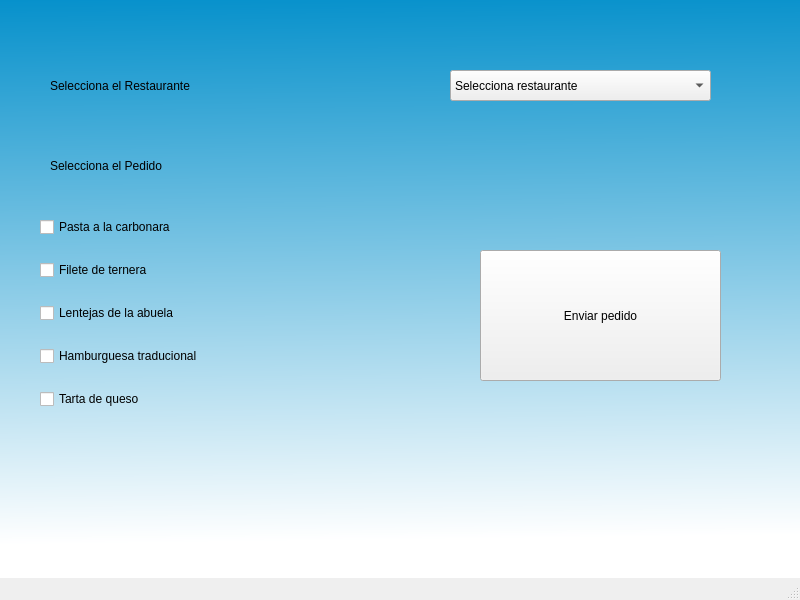
Old version of the form interfaces/PedidoW.ui in the repository Nachofc333/ProyectoCSI.
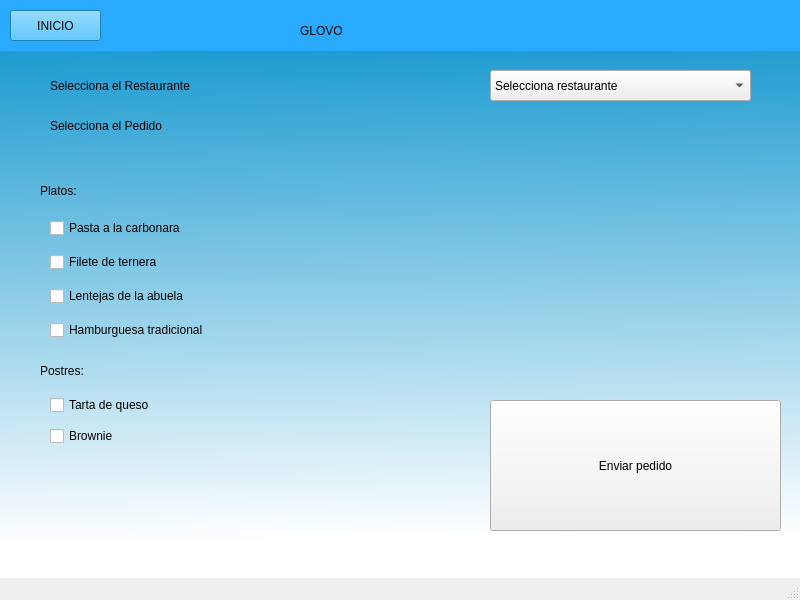
New version of the form.

Diff of the .ui file:
```diff
--- a/interfaces/PedidoW.ui
+++ b/interfaces/PedidoW.ui
@@ -50,7 +50,7 @@
      <rect>
       <x>50</x>
       <y>50</y>
-      <width>331</width>
+      <width>371</width>
       <height>71</height>
      </rect>
     </property>
@@ -64,7 +64,7 @@
    <widget class="QComboBox" name="SelectorRestaurante">
     <property name="geometry">
      <rect>
-      <x>450</x>
+      <x>490</x>
       <y>70</y>
       <width>261</width>
       <height>31</height>
@@ -100,7 +100,7 @@
     <property name="geometry">
      <rect>
       <x>50</x>
-      <y>130</y>
+      <y>90</y>
       <width>331</width>
       <height>71</height>
      </rect>
@@ -115,40 +115,20 @@
    <widget class="QWidget" name="gridLayoutWidget">
     <property name="geometry">
      <rect>
-      <x>40</x>
-      <y>200</y>
+      <x>50</x>
+      <y>210</y>
       <width>371</width>
-      <height>231</height>
+      <height>141</height>
      </rect>
     </property>
     <layout class="QGridLayout" name="gridLayout">
-     <item row="4" column="0">
-      <widget class="QCheckBox" name="Tarta">
+     <item row="0" column="0">
+      <widget class="QCheckBox" name="Pasta">
        <property name="styleSheet">
         <string notr="true">font: 12pt &quot;Segoe UI&quot;;</string>
        </property>
        <property name="text">
-        <string>Tarta de queso</string>
-       </property>
-      </widget>
-     </item>
-     <item row="1" column="0">
-      <widget class="QCheckBox" name="Filete">
-       <property name="styleSheet">
-        <string notr="true">font: 12pt &quot;Segoe UI&quot;;</string>
-       </property>
-       <property name="text">
-        <string>Filete de ternera</string>
-       </property>
-      </widget>
-     </item>
-     <item row="3" column="0">
-      <widget class="QCheckBox" name="Hamburguesa">
-       <property name="styleSheet">
-        <string notr="true">font: 12pt &quot;Segoe UI&quot;;</string>
-       </property>
-       <property name="text">
-        <string>Hamburguesa traducional</string>
+        <string>Pasta a la carbonara</string>
        </property>
       </widget>
      </item>
@@ -162,13 +142,23 @@
        </property>
       </widget>
      </item>
-     <item row="0" column="0">
-      <widget class="QCheckBox" name="Pasta">
+     <item row="1" column="0">
+      <widget class="QCheckBox" name="Filete">
        <property name="styleSheet">
         <string notr="true">font: 12pt &quot;Segoe UI&quot;;</string>
        </property>
        <property name="text">
-        <string>Pasta a la carbonara</string>
+        <string>Filete de ternera</string>
+       </property>
+      </widget>
+     </item>
+     <item row="4" column="0">
+      <widget class="QCheckBox" name="Hamburguesa">
+       <property name="styleSheet">
+        <string notr="true">font: 12pt &quot;Segoe UI&quot;;</string>
+       </property>
+       <property name="text">
+        <string>Hamburguesa tradicional</string>
        </property>
       </widget>
      </item>
@@ -177,9 +167,9 @@
    <widget class="QPushButton" name="EnviarPedido">
     <property name="geometry">
      <rect>
-      <x>480</x>
-      <y>250</y>
-      <width>241</width>
+      <x>490</x>
+      <y>400</y>
+      <width>291</width>
       <height>131</height>
      </rect>
     </property>
@@ -193,6 +183,133 @@
      <string>Enviar pedido</string>
     </property>
    </widget>
+   <widget class="QWidget" name="gridLayoutWidget_2">
+    <property name="geometry">
+     <rect>
+      <x>50</x>
+      <y>390</y>
+      <width>371</width>
+      <height>61</height>
+     </rect>
+    </property>
+    <layout class="QGridLayout" name="gridLayout_2">
+     <item row="0" column="0">
+      <widget class="QCheckBox" name="Tarta">
+       <property name="styleSheet">
+        <string notr="true">font: 12pt &quot;Segoe UI&quot;;</string>
+       </property>
+       <property name="text">
+        <string>Tarta de queso</string>
+       </property>
+      </widget>
+     </item>
+     <item row="1" column="0">
+      <widget class="QCheckBox" name="Brownie">
+       <property name="styleSheet">
+        <string notr="true">font: 12pt &quot;Segoe UI&quot;;</string>
+       </property>
+       <property name="text">
+        <string>Brownie</string>
+       </property>
+      </widget>
+     </item>
+    </layout>
+   </widget>
+   <widget class="QLabel" name="label_4">
+    <property name="geometry">
+     <rect>
+      <x>40</x>
+      <y>170</y>
+      <width>91</width>
+      <height>41</height>
+     </rect>
+    </property>
+    <property name="styleSheet">
+     <string notr="true">font: 15pt &quot;Segoe UI&quot;;</string>
+    </property>
+    <property name="text">
+     <string>Platos:</string>
+    </property>
+   </widget>
+   <widget class="QLabel" name="label_5">
+    <property name="geometry">
+     <rect>
+      <x>40</x>
+      <y>350</y>
+      <width>101</width>
+      <height>41</height>
+     </rect>
+    </property>
+    <property name="styleSheet">
+     <string notr="true">font: 15pt &quot;Segoe UI&quot;;</string>
+    </property>
+    <property name="text">
+     <string>Postres:</string>
+    </property>
+   </widget>
+   <widget class="QLabel" name="label_6">
+    <property name="geometry">
+     <rect>
+      <x>300</x>
+      <y>10</y>
+      <width>231</width>
+      <height>41</height>
+     </rect>
+    </property>
+    <property name="styleSheet">
+     <string notr="true">
+font: 20pt &quot;Wide Latin&quot;;</string>
+    </property>
+    <property name="text">
+     <string>GLOVO</string>
+    </property>
+   </widget>
+   <widget class="QLabel" name="label_7">
+    <property name="geometry">
+     <rect>
+      <x>0</x>
+      <y>0</y>
+      <width>801</width>
+      <height>51</height>
+     </rect>
+    </property>
+    <property name="styleSheet">
+     <string notr="true">font: 20pt &quot;Segoe UI&quot;;
+background-color: rgb(42, 170, 255);</string>
+    </property>
+    <property name="text">
+     <string/>
+    </property>
+   </widget>
+   <widget class="QPushButton" name="Inicio">
+    <property name="geometry">
+     <rect>
+      <x>10</x>
+      <y>10</y>
+      <width>91</width>
+      <height>31</height>
+     </rect>
+    </property>
+    <property name="styleSheet">
+     <string notr="true">background-color: rgb(37, 179, 255);
+font: 700 10pt &quot;Segoe UI&quot;;</string>
+    </property>
+    <property name="text">
+     <string>INICIO</string>
+    </property>
+   </widget>
+   <zorder>label</zorder>
+   <zorder>label_7</zorder>
+   <zorder>label_2</zorder>
+   <zorder>SelectorRestaurante</zorder>
+   <zorder>label_3</zorder>
+   <zorder>gridLayoutWidget</zorder>
+   <zorder>EnviarPedido</zorder>
+   <zorder>gridLayoutWidget_2</zorder>
+   <zorder>label_4</zorder>
+   <zorder>label_5</zorder>
+   <zorder>label_6</zorder>
+   <zorder>Inicio</zorder>
   </widget>
   <widget class="QMenuBar" name="menubar">
    <property name="geometry">
```
